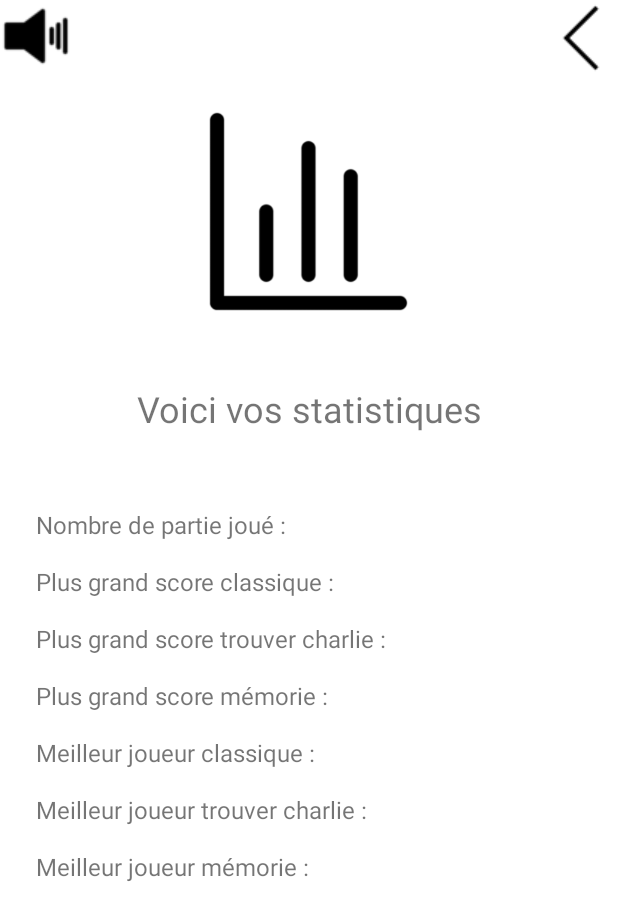
After one commit to BenoitBad/Android_projet, an Android app: the layout activity_statistics.xml on its own in the app's theme, with its tools: preview values and no code run, on a phone screen of 412 x 824 dp. The commit adds this screen. Shown: the top 920 px of the screen. Run offline under Robolectric (Android 15) with nearby library versions, the phone set to English and light mode, and no system bars.

Commit message:
création du layout activity_statistics

```diff
--- /dev/null
+++ b/app/src/main/res/layout/activity_statistics.xml
@@ -0,0 +1,129 @@
+<?xml version="1.0" encoding="utf-8"?>
+<androidx.constraintlayout.widget.ConstraintLayout xmlns:android="http://schemas.android.com/apk/res/android"
+    xmlns:app="http://schemas.android.com/apk/res-auto"
+    xmlns:tools="http://schemas.android.com/tools"
+    android:layout_width="match_parent"
+    android:layout_height="match_parent">
+
+    <ImageButton
+        android:id="@+id/activity_statistics_imageButton_back"
+        android:layout_width="50dp"
+        android:layout_height="50dp"
+        android:background="#FFFFFF"
+        android:contentDescription="@string/statistics_back"
+        app:layout_constraintEnd_toEndOf="parent"
+        app:layout_constraintTop_toTopOf="parent"
+        app:srcCompat="@drawable/back" />
+
+    <ImageButton
+        android:id="@+id/activity_statistics_imageButton_profilSelection"
+        android:layout_width="wrap_content"
+        android:layout_height="wrap_content"
+        android:background="#FFFFFF"
+        android:contentDescription="@string/menu_sound"
+        app:layout_constraintStart_toStartOf="parent"
+        app:layout_constraintTop_toTopOf="parent"
+        app:srcCompat="@drawable/sound" />
+
+    <TextView
+        android:id="@+id/textView2"
+        android:layout_width="wrap_content"
+        android:layout_height="wrap_content"
+        android:layout_marginStart="24dp"
+        android:layout_marginTop="50dp"
+        android:text="@string/statistics_nb_game_play"
+        android:textSize="16sp"
+        app:layout_constraintStart_toStartOf="parent"
+        app:layout_constraintTop_toBottomOf="@+id/textView5" />
+
+    <TextView
+        android:id="@+id/textView4"
+        android:layout_width="wrap_content"
+        android:layout_height="wrap_content"
+        android:layout_marginStart="24dp"
+        android:layout_marginTop="16dp"
+        android:text="@string/statistics_highscore_charlie"
+        android:textSize="16sp"
+        app:layout_constraintStart_toStartOf="parent"
+        app:layout_constraintTop_toBottomOf="@+id/textView3" />
+
+    <TextView
+        android:id="@+id/textView5"
+        android:layout_width="wrap_content"
+        android:layout_height="wrap_content"
+        android:layout_marginTop="256dp"
+        android:text="@string/statistics_here_statistics"
+        android:textSize="24sp"
+        app:layout_constraintEnd_toEndOf="parent"
+        app:layout_constraintStart_toStartOf="parent"
+        app:layout_constraintTop_toTopOf="parent" />
+
+    <TextView
+        android:id="@+id/textView8"
+        android:layout_width="wrap_content"
+        android:layout_height="wrap_content"
+        android:layout_marginStart="24dp"
+        android:layout_marginTop="16dp"
+        android:text="@string/statistics_best_player_memorie"
+        android:textSize="16sp"
+        app:layout_constraintStart_toStartOf="parent"
+        app:layout_constraintTop_toBottomOf="@+id/textView7" />
+
+    <TextView
+        android:id="@+id/textView7"
+        android:layout_width="wrap_content"
+        android:layout_height="wrap_content"
+        android:layout_marginStart="24dp"
+        android:layout_marginTop="16dp"
+        android:text="@string/statistics_best_player_charlie"
+        android:textSize="16sp"
+        app:layout_constraintStart_toStartOf="parent"
+        app:layout_constraintTop_toBottomOf="@+id/textView6" />
+
+    <ImageView
+        android:id="@+id/activity_menu_imageView_statistics"
+        android:layout_width="150dp"
+        android:layout_height="150dp"
+        android:contentDescription="@string/statistics_statistics"
+        app:layout_constraintBottom_toTopOf="@+id/textView5"
+        app:layout_constraintEnd_toEndOf="parent"
+        app:layout_constraintHorizontal_bias="0.498"
+        app:layout_constraintStart_toStartOf="parent"
+        app:layout_constraintTop_toTopOf="parent"
+        app:layout_constraintVertical_bias="0.622"
+        app:srcCompat="@drawable/statistics" />
+
+    <TextView
+        android:id="@+id/textView"
+        android:layout_width="wrap_content"
+        android:layout_height="wrap_content"
+        android:layout_marginStart="24dp"
+        android:layout_marginTop="16dp"
+        android:text="@string/statistics_highscore_memorie"
+        android:textSize="16sp"
+        app:layout_constraintStart_toStartOf="parent"
+        app:layout_constraintTop_toBottomOf="@+id/textView4" />
+
+    <TextView
+        android:id="@+id/textView6"
+        android:layout_width="wrap_content"
+        android:layout_height="wrap_content"
+        android:layout_marginStart="24dp"
+        android:layout_marginTop="16dp"
+        android:text="@string/statistics_best_player_classic"
+        android:textSize="16sp"
+        app:layout_constraintStart_toStartOf="parent"
+        app:layout_constraintTop_toBottomOf="@+id/textView" />
+
+    <TextView
+        android:id="@+id/textView3"
+        android:layout_width="wrap_content"
+        android:layout_height="wrap_content"
+        android:layout_marginStart="24dp"
+        android:layout_marginTop="16dp"
+        android:text="@string/statistics_highscore_classic"
+        android:textSize="16sp"
+        app:layout_constraintStart_toStartOf="parent"
+        app:layout_constraintTop_toBottomOf="@+id/textView2" />
+
+</androidx.constraintlayout.widget.ConstraintLayout>
--- a/app/src/main/res/values/strings.xml
+++ b/app/src/main/res/values/strings.xml
@@ -8,6 +8,16 @@
     <string name="menu_quit">Quitter</string>
     <string name="menu_welcome_player">Bienvenue</string>
     <string name="menu_profile">Selection du profil</string>
-    <string name="menu_sound">son</string>
+    <string name="menu_sound">Son</string>
     <string name="star">étoile</string>
+    <string name="statistics_back">Retour</string>
+    <string name="statistics_statistics">statistique</string>
+    <string name="statistics_nb_game_play">Nombre de partie joué :</string>
+    <string name="statistics_highscore_charlie">Plus grand score trouver charlie :</string>
+    <string name="statistics_here_statistics">Voici vos statistiques</string>
+    <string name="statistics_best_player_memorie">Meilleur joueur mémorie :</string>
+    <string name="statistics_best_player_charlie">Meilleur joueur trouver charlie :</string>
+    <string name="statistics_highscore_memorie">Plus grand score mémorie :</string>
+    <string name="statistics_best_player_classic">Meilleur joueur classique :</string>
+    <string name="statistics_highscore_classic">Plus grand score classique :</string>
 </resources>
```
Also changed, not shown: app/src/main/res/drawable/back.png (added), app/src/main/res/drawable/statistics.png (added).
